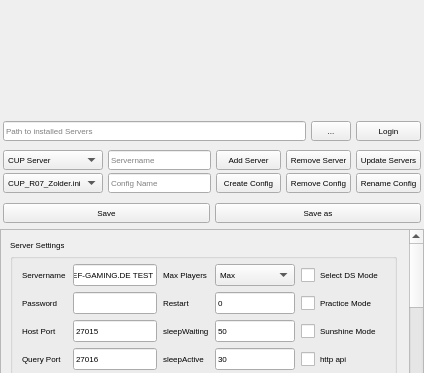
Above: _SRC/ui/interfaceNEW.ui from david-maus/PC2-ServerManager-GUI before the change; both pictures show x 0 to 424 and y 0 to 373 of the 424 by 610 pixel window. Below: the same form after it.
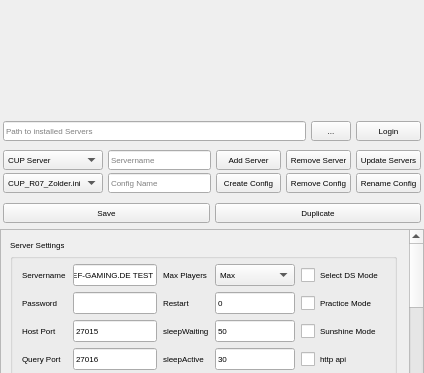
That is the form after the change. Icons and pictures are not drawn.

Commit message: Config read and write completed - server start & stop added - duplicate configs added - servername prefix removed in gui dropdownbox

```diff
--- a/_SRC/ui/interfaceNEW.ui
+++ b/_SRC/ui/interfaceNEW.ui
@@ -525,7 +525,7 @@
          </size>
         </property>
         <property name="text">
-         <string>Save as</string>
+         <string>Duplicate</string>
         </property>
         <property name="autoDefault">
          <bool>false</bool>
```
Left out of the diff: 2 changed lines with no effect on the pictures. The commit also changes 3 other files.
